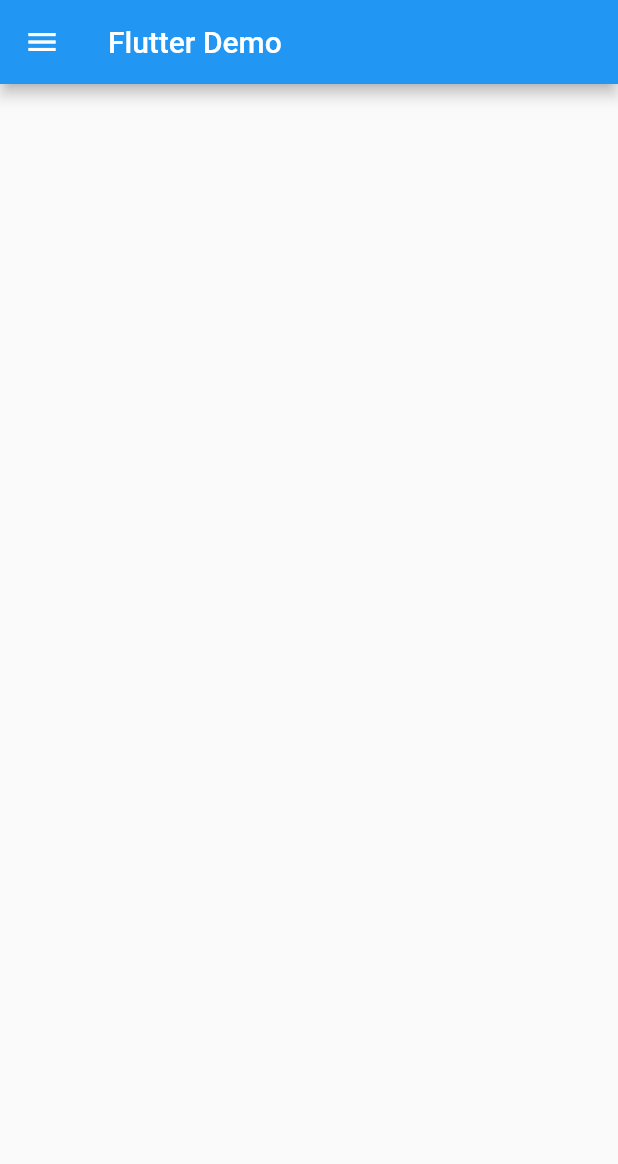
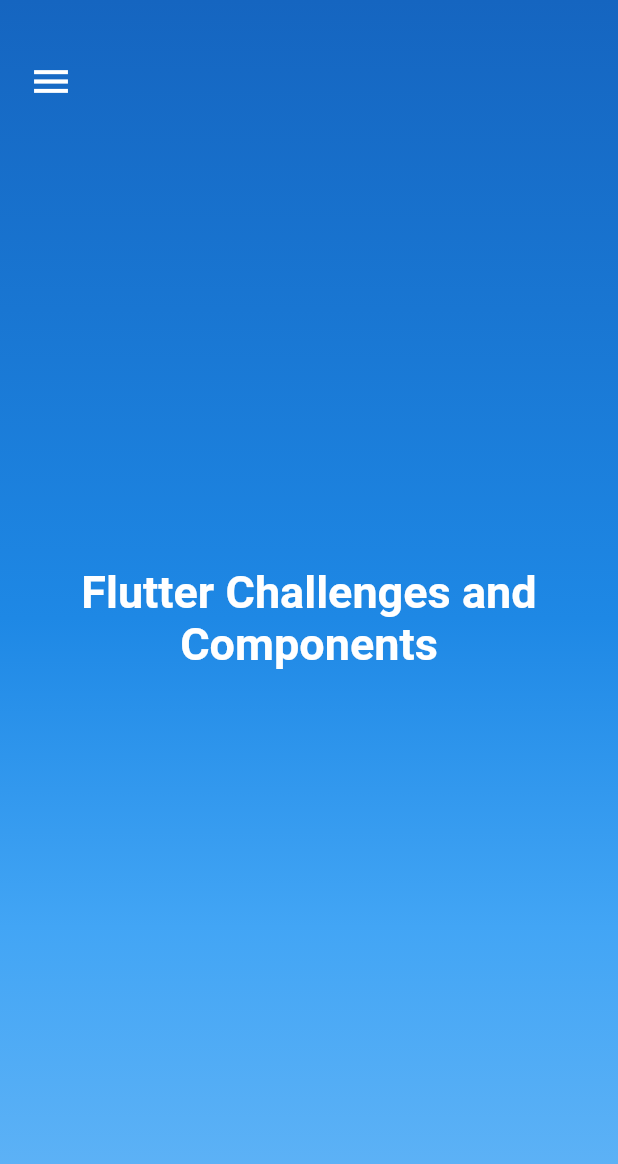
Before and after one commit to adaptive-beaver/Flutter-demo, a Flutter app: the screen it shows after launch, on a phone screen of 412 x 824 dp. Shown: the top 1164 px of the screen. Run offline on Flutter 3.47's test engine with Material 2 defaults, Android fonts, the phone set to English and light mode, and no system bars; our stand-ins replace camera.

Commit message:
chore: add progress button component

```diff
--- a/lib/configs/routes.dart
+++ b/lib/configs/routes.dart
@@ -1,6 +1,8 @@
 import 'package:playground_flutter/home.dart';
 import 'package:playground_flutter/pages/navigation-bars/3d_bottom_navigation_bar.dart';
 import 'package:playground_flutter/pages/navigation-bars/bottom_with_float_button.dart';
+import 'package:playground_flutter/pages/progress-button/progress-button.dart';
+import 'package:playground_flutter/pages/templates/greenery-clone/greenery-home.dart';
 import 'package:playground_flutter/pages/templates/profile-one.dart';
 import 'package:playground_flutter/pages/templates/trending.dart';
 import 'package:playground_flutter/pages/templates/whatsapp-clone/whatsapp_home.dart';
@@ -13,4 +15,6 @@ var routes = {
   '/Trending': (context) => new Trending(),
   '/ProfileOne': (context) => new ProfileOne(),
   '/WhatsApp': (context) => new WhatsAppHome(),
+  '/Greenery': (context) => new GreeneryHome(),
+  '/ProgressButton': (context) => new ProgressButton(),
 };
--- a/lib/data/sidemenu.dart
+++ b/lib/data/sidemenu.dart
@@ -16,4 +16,6 @@ List<MenuModel> menu = [
   new MenuModel('Trending template', Icons.important_devices, '/Trending'),
   new MenuModel('ProfileOne template', Icons.group, '/ProfileOne'),
   new MenuModel('WhasApp template', Icons.whatshot, '/WhatsApp'),
+  new MenuModel('Greenery template', Icons.threesixty, '/Greenery'),
+  new MenuModel('Progress Button', Icons.blur_circular, '/ProgressButton'),
 ];
--- a/lib/home.dart
+++ b/lib/home.dart
@@ -5,9 +5,6 @@ class MyHomePage extends StatelessWidget {
   @override
   Widget build(BuildContext context) {
     return Scaffold(
-      appBar: AppBar(
-        title: Text('Flutter Demo'),
-      ),
       drawer: new Drawer(
         child: new ListView.builder(
           itemCount: menu.length,
@@ -21,6 +18,52 @@ class MyHomePage extends StatelessWidget {
               ),
         ),
       ),
+      body: Container(
+        height: MediaQuery.of(context).size.height,
+        width: MediaQuery.of(context).size.width,
+        child: Stack(
+          children: <Widget>[
+            Positioned(
+              top: 30,
+              left: 10,
+              child: Builder(
+                builder: (BuildContext c) => IconButton(
+                      icon: Icon(
+                        Icons.menu,
+                        size: 30,
+                        color: Colors.white,
+                      ),
+                      onPressed: () => Scaffold.of(c).openDrawer(),
+                    ),
+              ),
+            ),
+            Center(
+              child: Text(
+                "Flutter Challenges and Components",
+                textAlign: TextAlign.center,
+                style: TextStyle(
+                  color: Colors.white,
+                  fontWeight: FontWeight.bold,
+                  fontSize: 30,
+                ),
+              ),
+            )
+          ],
+        ),
+        decoration: BoxDecoration(
+            gradient: LinearGradient(
+          begin: Alignment.topCenter,
+          end: Alignment.bottomCenter,
+          colors: [
+            // Colors are easy thanks to Flutter's Colors class.
+            Colors.blue[800],
+            Colors.blue[700],
+            Colors.blue[600],
+            Colors.blue[400],
+            Colors.blue[300],
+          ],
+        )),
+      ),
     );
   }
 }
```
Also changed, not shown: lib/components/ProgressButton/progress-button.dart (added, +154 -0 lines), lib/pages/progress-button/progress-button.dart (added, +81 -0 lines), lib/pages/templates/greenery-clone/greenery-home.dart (added, +15 -0 lines), ss5.gif (added), 1 other file.
